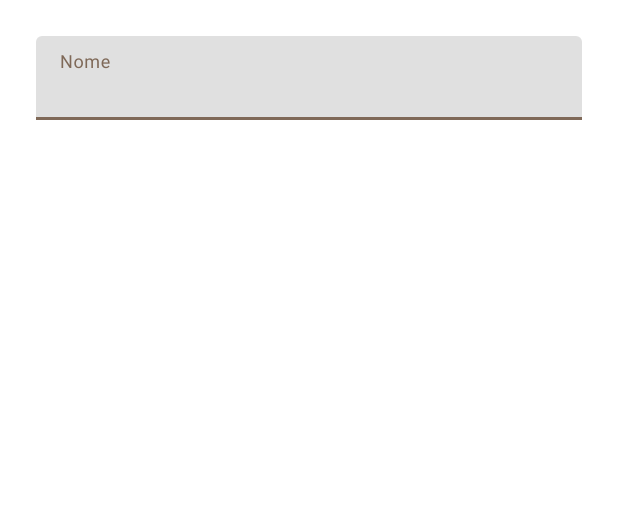
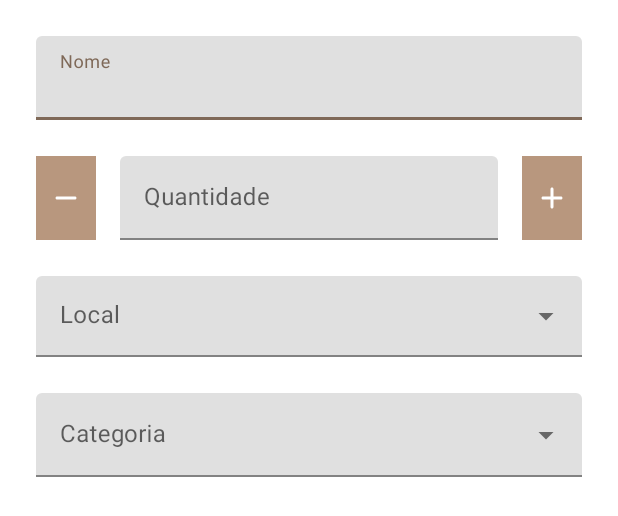
Before and after one commit to 15demi08/PosSenac_TCC, an Android app: the layout dialogo.xml on its own in the app's theme, with its tools: preview values and no code run, on a phone screen of 412 x 824 dp. Shown: the top 516 px of the screen. Run offline under Robolectric (Android 15) with nearby library versions, the phone set to English and light mode, and no system bars.

Commit message:
Caixa de Diálogo para Inclusão de Inventário
Inclui Layout base p/ caixas de diálogo (locais, itens, categorias

```diff
--- a/MyStuff/app/src/main/java/com/demetriusjr/mystuff/db/Item.kt
+++ b/MyStuff/app/src/main/java/com/demetriusjr/mystuff/db/Item.kt
@@ -22,7 +22,7 @@ interface ItemDAO {
     @Delete
     suspend fun excluir(item:Item)
 
-    @Query("SELECT * FROM item JOIN local USING(idLocal) WHERE idLocal = :idLocal")
+    @Query("SELECT * FROM item WHERE idLocal = :idLocal")
     suspend fun consultarPorLocal(idLocal:Long):List<Item>
 
     @Transaction
--- a/MyStuff/app/src/main/java/com/demetriusjr/mystuff/fragmentos/FragmentoInventarios.kt
+++ b/MyStuff/app/src/main/java/com/demetriusjr/mystuff/fragmentos/FragmentoInventarios.kt
@@ -19,6 +19,7 @@ import com.demetriusjr.mystuff.MyStuffApplication
 import com.demetriusjr.mystuff.R
 import com.demetriusjr.mystuff.databinding.FragmentoInventariosBinding
 import com.demetriusjr.mystuff.db.Inventario
+import com.demetriusjr.mystuff.fragmentos.dialogos.DialogoNovoInventario
 import com.demetriusjr.mystuff.fragmentos.utilidades.InventariosAdapter
 import com.demetriusjr.mystuff.viewModels.MyStuffViewModel
 import com.demetriusjr.mystuff.viewModels.MyStuffViewModelFactory
@@ -55,14 +56,20 @@ class FragmentoInventarios : Fragment() {
             }
         }
 
-        viewModel.inventarios.observe(viewLifecycleOwner, Observer {
-            (b.rclvListaInventarios.adapter as InventariosAdapter).submitList(it)
+        viewModel.inventarios.observe(viewLifecycleOwner, Observer { lista ->
+
+            (if(lista.isEmpty()) View.VISIBLE else View.GONE).let { visibilidade ->
+                b.seta.visibility = visibilidade
+                b.txtvNenhumInventario.visibility = visibilidade
+            }
+            (b.rclvListaInventarios.adapter as InventariosAdapter).submitList(lista)
+
         })
 
     }
 
     fun novoInventario(){
-        findNavController().navigate(R.id.action_fragmentoInventarios_to_fragmentoInventarioDetalhes)
+        DialogoNovoInventario(viewModel).show(parentFragmentManager, "novoInventario")
     }
 
     companion object {
--- a/MyStuff/app/src/main/java/com/demetriusjr/mystuff/fragmentos/dialogos/DialogoNovoInventario.kt
+++ b/MyStuff/app/src/main/java/com/demetriusjr/mystuff/fragmentos/dialogos/DialogoNovoInventario.kt
@@ -1,13 +1,19 @@
 package com.demetriusjr.mystuff.fragmentos.dialogos
 
 import android.app.Dialog
+import android.content.DialogInterface
 import android.os.Bundle
 import android.view.LayoutInflater
 import android.view.View
 import android.view.ViewGroup
+import androidx.appcompat.app.AlertDialog
 import androidx.fragment.app.DialogFragment
+import com.demetriusjr.mystuff.R
+import com.demetriusjr.mystuff.databinding.DialogoBinding
+import com.demetriusjr.mystuff.db.Inventario
+import com.demetriusjr.mystuff.viewModels.MyStuffViewModel
 
-class DialogoNovoInventario:DialogFragment() {
+class DialogoNovoInventario(val viewModel:MyStuffViewModel):DialogFragment() {
 
     /**
      * Called to have the fragment instantiate its user interface view.
@@ -42,4 +48,27 @@ class DialogoNovoInventario:DialogFragment() {
     ):View? {
         return super.onCreateView(inflater, container, savedInstanceState)
     }
+
+    override fun onCreateDialog(savedInstanceState:Bundle?):Dialog {
+
+        return activity?.let {
+
+            val v = DialogoBinding.inflate(it.layoutInflater).also {
+                it.CamposContainer.visibility = View.GONE
+            }
+
+            AlertDialog.Builder(it)
+                .setView(v.root)
+                .setPositiveButton(R.string.btn_salvar, DialogInterface.OnClickListener { _, _ ->
+                    viewModel.inserir(Inventario(0, v.txteNome.text.toString()))
+                })
+                .setNeutralButton(R.string.btn_cancelar, null)
+                .create()
+
+        } ?: throw IllegalStateException("'activity' não pode ser nula!")
+
+
+
+    }
+
 }
--- a/MyStuff/app/src/main/java/com/demetriusjr/mystuff/viewModels/MyStuffViewModel.kt
+++ b/MyStuff/app/src/main/java/com/demetriusjr/mystuff/viewModels/MyStuffViewModel.kt
@@ -12,7 +12,7 @@ class MyStuffViewModel(
     // Inventário
     var inventarioSelecionado:Inventario? = null
     val inventarios:LiveData<List<Inventario>> = repositorio.inventarios.asLiveData()
-    fun insert(inventario:Inventario) = viewModelScope.launch { repositorio.inserir(inventario) }
+    fun inserir(inventario:Inventario) = viewModelScope.launch { repositorio.inserir(inventario) }
     fun atualizar(inventario:Inventario) = viewModelScope.launch { repositorio.atualizar(inventario) }
     fun excluir(inventario:Inventario) = viewModelScope.launch { repositorio.excluir(inventario) }
 
--- /dev/null
+++ b/MyStuff/app/src/main/res/drawable/ic_round_remove_24.xml
@@ -0,0 +1,5 @@
+<vector android:height="24dp" android:tint="#000000"
+    android:viewportHeight="24" android:viewportWidth="24"
+    android:width="24dp" xmlns:android="http://schemas.android.com/apk/res/android">
+    <path android:fillColor="@android:color/white" android:pathData="M18,13H6c-0.55,0 -1,-0.45 -1,-1s0.45,-1 1,-1h12c0.55,0 1,0.45 1,1s-0.45,1 -1,1z"/>
+</vector>
--- a/MyStuff/app/src/main/res/layout/dialogo.xml
+++ b/MyStuff/app/src/main/res/layout/dialogo.xml
@@ -12,6 +12,7 @@
         android:layout_marginStart="24dp"
         android:layout_marginTop="24dp"
         android:layout_marginEnd="24dp"
+        android:hint="Nome"
         app:layout_constraintEnd_toEndOf="parent"
         app:layout_constraintStart_toStartOf="parent"
         app:layout_constraintTop_toTopOf="parent">
@@ -19,7 +20,105 @@
         <com.google.android.material.textfield.TextInputEditText
             android:id="@+id/txteNome"
             android:layout_width="match_parent"
+            android:layout_height="match_parent"
+            android:inputType="textShortMessage|textMultiLine"
+            android:maxLines="1" />
+
+    </com.google.android.material.textfield.TextInputLayout>
+
+    <androidx.constraintlayout.widget.ConstraintLayout
+        android:id="@+id/CamposContainer"
+        android:layout_width="0dp"
+        android:layout_height="wrap_content"
+        android:layout_marginStart="24dp"
+        android:layout_marginTop="24dp"
+        android:layout_marginEnd="24dp"
+        app:layout_constraintEnd_toEndOf="parent"
+        app:layout_constraintStart_toStartOf="parent"
+        app:layout_constraintTop_toBottomOf="@+id/txtiNome">
+
+        <ImageButton
+            android:id="@+id/btnDiminuirQuantidade"
+            android:layout_width="wrap_content"
+            android:layout_height="0dp"
+            android:background="@color/marromBase"
+            android:padding="8dp"
+            app:layout_constraintBottom_toBottomOf="@+id/txtiQuantidade"
+            app:layout_constraintStart_toStartOf="parent"
+            app:layout_constraintTop_toTopOf="@+id/txtiQuantidade"
+            app:srcCompat="@drawable/ic_round_remove_24"
+            app:tint="@color/branco" />
+
+        <ImageButton
+            android:id="@+id/btnAumentarQuantidade"
+            android:layout_width="wrap_content"
+            android:layout_height="0dp"
+            android:background="@color/marromBase"
+            android:padding="8dp"
+            android:tint="@color/branco"
+            app:layout_constraintBottom_toBottomOf="@+id/txtiQuantidade"
+            app:layout_constraintEnd_toEndOf="parent"
+            app:layout_constraintTop_toTopOf="@+id/txtiQuantidade"
+            app:srcCompat="@drawable/ic_round_add_24" />
+
+        <com.google.android.material.textfield.TextInputLayout
+            android:id="@+id/txtiQuantidade"
+            android:layout_width="0dp"
             android:layout_height="wrap_content"
-            android:hint="Nome" />
-    </com.google.android.material.textfield.TextInputLayout>
+            android:layout_marginStart="16dp"
+            android:layout_marginEnd="16dp"
+            android:hint="Quantidade"
+            app:layout_constraintEnd_toStartOf="@+id/btnAumentarQuantidade"
+            app:layout_constraintStart_toEndOf="@+id/btnDiminuirQuantidade"
+            app:layout_constraintTop_toTopOf="parent">
+
+            <com.google.android.material.textfield.TextInputEditText
+                android:id="@+id/txteQuantidade"
+                android:layout_width="match_parent"
+                android:layout_height="wrap_content"
+                android:inputType="number"
+                android:maxLines="1" />
+        </com.google.android.material.textfield.TextInputLayout>
+
+        <com.google.android.material.textfield.TextInputLayout
+            android:id="@+id/txtiLocal"
+            style="@style/Widget.MaterialComponents.TextInputLayout.FilledBox.ExposedDropdownMenu"
+            android:layout_width="0dp"
+            android:layout_height="wrap_content"
+            android:layout_marginTop="24dp"
+            android:hint="Local"
+            app:layout_constraintEnd_toEndOf="parent"
+            app:layout_constraintStart_toStartOf="parent"
+            app:layout_constraintTop_toBottomOf="@+id/txtiQuantidade">
+
+            <AutoCompleteTextView
+                android:id="@+id/actvLocal"
+                android:layout_width="match_parent"
+                android:layout_height="match_parent"
+                android:layout_weight="1"
+                android:inputType="none"
+                android:padding="16dp"
+                android:textSize="16sp" />
+        </com.google.android.material.textfield.TextInputLayout>
+
+        <com.google.android.material.textfield.TextInputLayout
+            android:id="@+id/txtiCategoria"
+            style="@style/Widget.MaterialComponents.TextInputLayout.FilledBox.ExposedDropdownMenu"
+            android:layout_width="0dp"
+            android:layout_height="wrap_content"
+            android:layout_marginTop="24dp"
+            android:hint="Categoria"
+            app:layout_constraintEnd_toEndOf="parent"
+            app:layout_constraintStart_toStartOf="parent"
+            app:layout_constraintTop_toBottomOf="@+id/txtiLocal">
+
+            <AutoCompleteTextView
+                android:id="@+id/actvCategoria"
+                android:layout_width="match_parent"
+                android:layout_height="match_parent"
+                android:layout_weight="1"
+                android:inputType="none" />
+        </com.google.android.material.textfield.TextInputLayout>
+
+    </androidx.constraintlayout.widget.ConstraintLayout>
 </androidx.constraintlayout.widget.ConstraintLayout>
--- a/MyStuff/app/src/main/res/values/strings.xml
+++ b/MyStuff/app/src/main/res/values/strings.xml
@@ -1,3 +1,6 @@
 <resources>
     <string name="app_name">MyStuff</string>
+    <string name="btn_salvar">Salvar</string>
+    <string name="btn_cancelar">Cancelar</string>
+    <string name="btn_excluir">Excluir</string>
 </resources>
```
